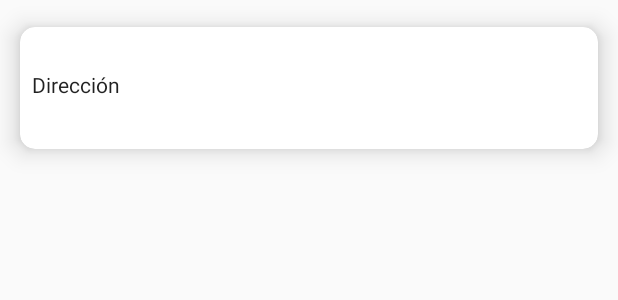
After one commit to juaburgos/AppFinalAndroid, an Android app: the layout cardtaxis.xml on its own in the app's theme, with its tools: preview values and no code run, on a phone screen of 412 x 824 dp. The commit adds this screen. Shown: the top 300 px of the screen. Run offline under Robolectric (Android 15) with nearby library versions, the phone set to English and light mode, and no system bars.

Commit message:
Proyecto final

```diff
--- a/app/src/main/java/isa/appfinalandroid/MainActivity.java
+++ b/app/src/main/java/isa/appfinalandroid/MainActivity.java
@@ -128,6 +128,7 @@ public class MainActivity extends AppCompatActivity
             fragmentClass=EscenariosDeportivosFragment.class;
 
         } else if (id == R.id.nav_slideshow) {
+            fragmentClass=TercerFragment.class;
 
         } else if (id == R.id.nav_manage) {
 
--- /dev/null
+++ b/app/src/main/res/layout/cardtaxis.xml
@@ -0,0 +1,45 @@
+<?xml version="1.0" encoding="utf-8"?>
+<android.support.v7.widget.CardView xmlns:android="http://schemas.android.com/apk/res/android"
+    xmlns:card_view="http://schemas.android.com/apk/res-auto"
+    android:id="@+id/card_view"
+    android:layout_width="match_parent"
+    android:layout_height="wrap_content"
+    android:background="?attr/actionModeSplitBackground"
+    android:orientation="horizontal"
+    card_view:cardCornerRadius="10dp"
+    card_view:cardElevation="10dp"
+    card_view:cardUseCompatPadding="true">
+
+    <AbsoluteLayout
+        android:layout_width="match_parent"
+        android:layout_height="wrap_content"
+        android:orientation="horizontal">
+
+
+        <TextView
+            android:id="@+id/txt_direccion"
+            android:layout_width="wrap_content"
+            android:layout_height="wrap_content"
+            android:layout_x="8dp"
+            android:layout_y="29dp"
+            android:text="Dirección"
+            android:textAppearance="@style/TextAppearance.AppCompat.Body1" />
+
+        <TextView
+            android:id="@+id/ed_dir"
+            android:layout_width="match_parent"
+            android:layout_height="wrap_content"
+            android:layout_x="77dp"
+            android:layout_y="30dp"
+            android:textAppearance="@style/TextAppearance.AppCompat.Body1" />
+
+        <TextView
+            android:id="@+id/textView6"
+            android:layout_width="wrap_content"
+            android:layout_height="wrap_content"
+            android:layout_x="65dp"
+            android:layout_y="62dp" />
+
+
+    </AbsoluteLayout>
+</android.support.v7.widget.CardView>
--- a/app/src/main/res/menu/activity_main_drawer.xml
+++ b/app/src/main/res/menu/activity_main_drawer.xml
@@ -15,7 +15,7 @@
         <item
             android:id="@+id/nav_slideshow"
             android:icon="@drawable/ic_menu_slideshow"
-            android:title="Slideshow" />
+            android:title="Empresa de Taxis" />
         <item
             android:id="@+id/nav_manage"
             android:icon="@drawable/ic_menu_manage"
```
Also changed, not shown: app/src/main/java/isa/appfinalandroid/TercerFragment.java (added, +126 -0 lines), app/src/main/java/isa/appfinalandroid/api3/DatossApii.java (added, +17 -0 lines), app/src/main/java/isa/appfinalandroid/models3/DataAdapter.java (added, +63 -0 lines), app/src/main/java/isa/appfinalandroid/models3/Taxis.java (added, +26 -0 lines), app/src/main/res/layout/fragment_tercer.xml (added, +27 -0 lines).
